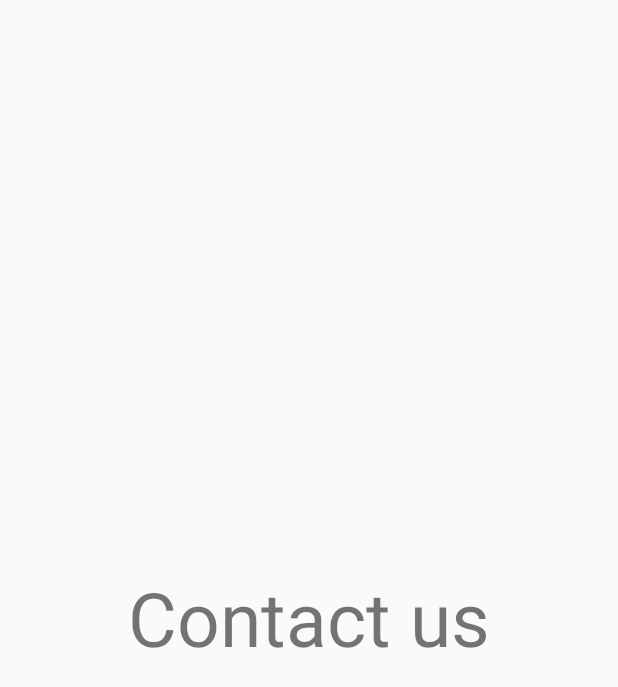
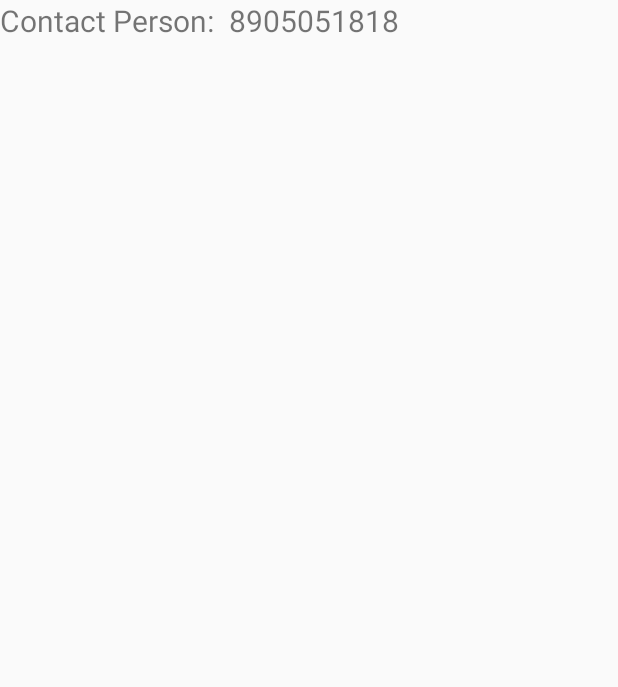
Before and after one commit to yousoftech/Ssp-Project, an Android app: the fragment ContactUsFragment shown on its own in the app's theme, on a phone screen of 412 x 824 dp. Shown: the top 687 px of the screen. Run offline under Robolectric (Android 15) with nearby library versions, the phone set to English and light mode, and no system bars; network calls fail.

```diff
--- a/app/src/main/java/com/ssp/Activity/SpotActivity.java
+++ b/app/src/main/java/com/ssp/Activity/SpotActivity.java
@@ -48,7 +48,7 @@ public class SpotActivity extends AppCompatActivity {
     String yatraNumber;
     String spotNumber;
 
-    String[] spot = {"1", "2", "3",};
+    String[] spot = {"1", "5", "10",};
 
     String[] yatra = {"1", "2", "3", "4", "5", "6", "7",};
 
--- a/app/src/main/java/com/ssp/Fragment/ChangePassdwordFragment.java
+++ b/app/src/main/java/com/ssp/Fragment/ChangePassdwordFragment.java
@@ -118,6 +118,8 @@ public class ChangePassdwordFragment extends Fragment {
                         startActivity(new Intent(getContext(), LoginActivity.class));
                         getActivity().finish();
 
+                    } else {
+                        Toast.makeText(getContext(), "Something Missing", Toast.LENGTH_SHORT).show();
                     }
                 } catch (JSONException e) {
                     e.printStackTrace();
--- a/app/src/main/res/layout/fragment_contact_us.xml
+++ b/app/src/main/res/layout/fragment_contact_us.xml
@@ -6,11 +6,19 @@
 
     <!-- TODO: Update blank fragment layout -->
     <TextView
+        android:id="@+id/txt_contactPerson"
+        android:layout_width="wrap_content"
+        android:layout_height="wrap_content"
+        android:text="Contact Person:"
+        android:textSize="20dp" />
+
+
+    <TextView
         android:layout_width="match_parent"
         android:layout_height="wrap_content"
-        android:text="Contact us"
-        android:textSize="50dp"
-        android:gravity="center"
-        android:layout_centerInParent="true" />
+        android:layout_marginLeft="10dp"
+        android:layout_toRightOf="@+id/txt_contactPerson"
+        android:text="8905051818"
+        android:textSize="20dp" />
 
 </RelativeLayout>
```
Also changed, not shown: app/src/main/res/layout/activity_squad.xml (+27 -26 lines), app/src/main/res/layout/fragment_about_us.xml (+4 -5 lines).
